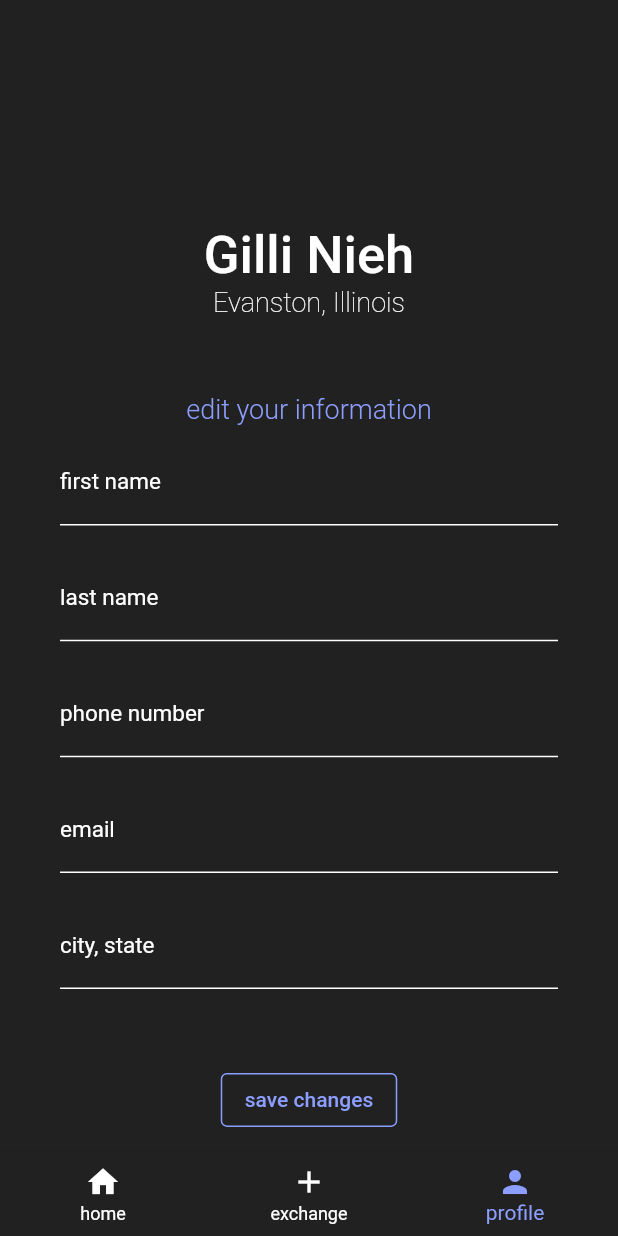
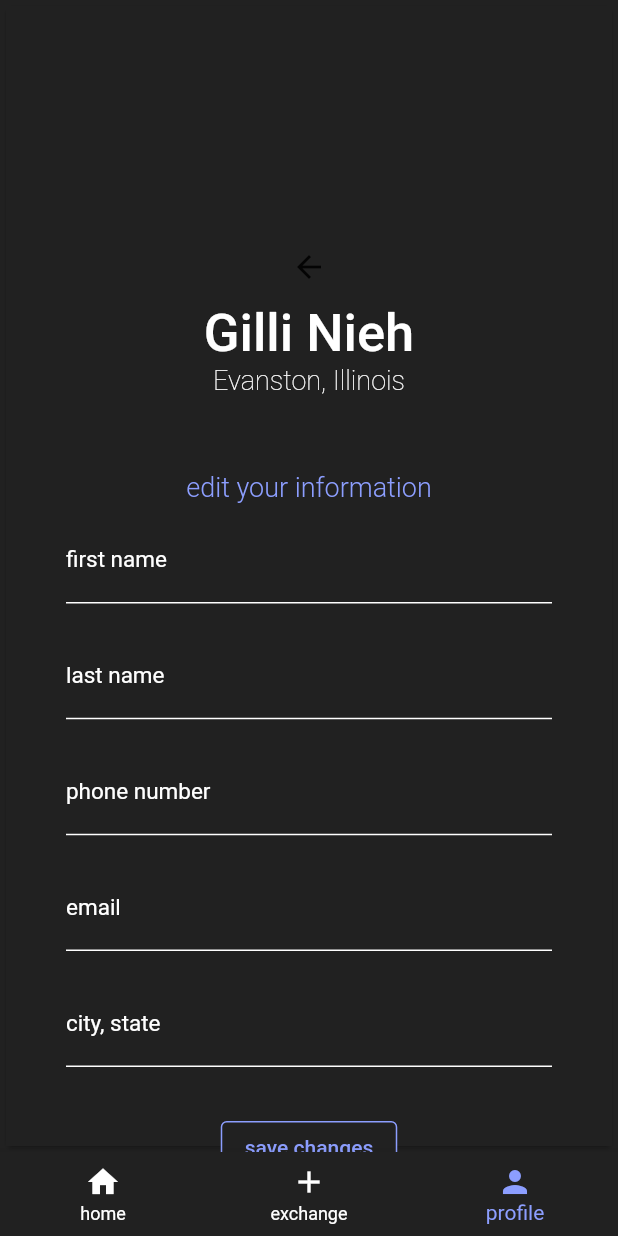
Before and after one commit to gilliannieh/touchtact, a Flutter app: the screen it shows after launch, item 3 of the bottom bar chosen, after a tap on "save changes", on a phone screen of 412 x 824 dp. Run offline on Flutter 3.47's test engine with Material 2 defaults, Android fonts, the phone set to English and light mode, and no system bars.

Commit message:
updated bugs

```diff
--- a/lib/main.dart
+++ b/lib/main.dart
@@ -25,7 +25,7 @@ class TouchTact extends StatelessWidget {
     // app body
     return MaterialApp(
       home: Scaffold(
-        body: Page(),
+        body: App(),
       ),
       theme: ThemeData(
         scaffoldBackgroundColor: const Color(0XFF212121),
@@ -54,15 +54,15 @@ class TouchTact extends StatelessWidget {
   }
 }
 
-class Page extends StatefulWidget {
-  const Page({super.key});
+class App extends StatefulWidget {
+  const App({super.key});
 
 
   @override
-  State<Page> createState() => _PageState();
+  State<App> createState() => _AppState();
 }
 
-class _PageState extends State<Page> {
+class _AppState extends State<App> {
   int _selectedIndex = 0;
 
   static List<Widget> _widgetOptions = <Widget>[
--- a/lib/pages/profile.dart
+++ b/lib/pages/profile.dart
@@ -1,5 +1,6 @@
 import 'package:flutter/material.dart';
 
+// PAGE
 class ProfilePage extends StatefulWidget {
   const ProfilePage({super.key});
 
@@ -8,11 +9,29 @@ class ProfilePage extends StatefulWidget {
 }
 
 class _ProfilePageState extends State<ProfilePage> {
+  @override
+  Widget build(BuildContext context) {
+    return const Card(
+      child: ProfileForm()
+    );
+  }
+}
+
+// FORM
+class ProfileForm extends StatefulWidget {
+  const ProfileForm({super.key});
+
+  @override
+  State<ProfileForm> createState() => _ProfileFormState();
+}
+
+class _ProfileFormState extends State<ProfileForm> {
   final userFirst = TextEditingController();
   final userLast = TextEditingController();
   final userPhone = TextEditingController();
   final userEmail = TextEditingController();
   final userCity = TextEditingController();
+  final _formKey = GlobalKey<FormState>();
 
   @override
   void dispose() {
@@ -26,10 +45,13 @@ class _ProfilePageState extends State<ProfilePage> {
 
   @override
   Widget build(BuildContext context) {
-    return Scaffold(
-      body: Padding(
+    return Form(
+      key: _formKey,
+      child: Container(
+        color: Colors.grey[900],
         padding: const EdgeInsets.only(top: 150.0, left: 40, right: 40),
         child: Column(children: [
+          BackButton(),
           Text('Gilli Nieh',
               style: TextStyle(
                   color: Colors.white,
@@ -62,7 +84,14 @@ class _ProfilePageState extends State<ProfilePage> {
                 labelStyle: TextStyle(
                   color: Colors.white,
                   fontSize: 15,
-                  )),
+                )
+              ),
+              validator: (value) {
+                if (value == null || value.isEmpty) {
+                  return 'enter your first name';
+                }
+                return null;
+              },
             ),
           ),
           // LAST NAME
@@ -79,7 +108,14 @@ class _ProfilePageState extends State<ProfilePage> {
                 labelStyle: TextStyle(
                   color: Colors.white,
                   fontSize: 15,
-                  )),
+                )
+              ),
+              validator: (value) {
+                if (value == null || value.isEmpty) {
+                  return 'enter your first name';
+                }
+                return null;
+              },
             ),
           ),
           // PHONE NUMBER
@@ -96,7 +132,14 @@ class _ProfilePageState extends State<ProfilePage> {
                   labelStyle: TextStyle(
                     color: Colors.white,
                     fontSize: 15,
-                  )),
+                  )
+              ),
+              validator: (value) {
+                if (value == null || value.isEmpty) {
+                  return 'enter your first name';
+                }
+                return null;
+              },
             ),
           ),
           // EMAIL
@@ -113,7 +156,14 @@ class _ProfilePageState extends State<ProfilePage> {
                 labelStyle: TextStyle(
                   color: Colors.white,
                   fontSize: 15,
-                  )),
+                )
+              ),
+              validator: (value) {
+                if (value == null || value.isEmpty) {
+                  return 'enter your first name';
+                }
+                return null;
+              },
             ),
           ),
           // CITY & STATE
@@ -130,17 +180,32 @@ class _ProfilePageState extends State<ProfilePage> {
                 labelStyle: TextStyle(
                   color: Colors.white,
                   fontSize: 15,
-                  )),
+                )
+              ),
+              validator: (value) {
+                if (value == null || value.isEmpty) {
+                  return 'enter your first name';
+                }
+                return null;
+              },
             ),
           ),
           Padding(
-            padding: const EdgeInsets.only(top: 50.0),
+            padding: const EdgeInsets.only(top: 30.0),
             child: OutlinedButton(
                 style: OutlinedButton.styleFrom(
                     backgroundColor: Colors.grey.shade900,
                     foregroundColor: Colors.indigoAccent.shade100,
                     side: BorderSide(color: Colors.indigoAccent.shade100)),
-                onPressed: () {},
+                onPressed: () {
+                  if (_formKey.currentState!.validate()) {
+                    ScaffoldMessenger.of(context).showSnackBar(
+                      SnackBar(content:
+                        Text('processing...')
+                      )
+                    );
+                  }
+                },
                 child: const Text('save changes')),
           ),
         ]),
--- a/lib/widgets/business_card.dart
+++ b/lib/widgets/business_card.dart
@@ -10,6 +10,7 @@ class BizCard extends StatefulWidget {
 }
 
 class _BizCardState extends State<BizCard> {
+
   @override
   Widget build(BuildContext context) {
     return Card(
@@ -23,22 +24,85 @@ class _BizCardState extends State<BizCard> {
         child: SizedBox(
           width: 350,
           height: 160,
-              child: Column(
+          child: Row(children: [
+            Column(
               mainAxisAlignment: MainAxisAlignment.start,
               crossAxisAlignment: CrossAxisAlignment.start,
-                children: [
-                  Row(
               children: [
               Text(
                 'GILLI NIEH',
                 style: TextStyle(
                   color: Colors.white,
                   fontSize: 25,
-                          fontWeight: FontWeight.w600),
+                  fontWeight: FontWeight.w600
+                ),
+              ),
+              Text(
+                'Evanston, Illinois',
+                style: TextStyle(
+                  color: Colors.white,
+                  fontSize: 15,
+                  height: 1.5,
+                ),
               ),
               Padding(
-                        padding: const EdgeInsets.only(left: 130),
-                        child: SizedBox(
+                padding: EdgeInsets.only(top: 70),
+                child: Row(
+                  children: [
+                    SizedBox(
+                      width: 20,
+                      child: Align(
+                        alignment: Alignment.topLeft,
+                        child: Icon(
+                          Icons.phone,
+                          color: Colors.white,
+                          size: 15
+                        ),
+                      )
+                    ),
+                    Text(
+                      '(650) 823-1821',
+                      style: TextStyle(
+                        color: Colors.white,
+                        fontSize: 12
+                      )
+                    )
+                  ]
+                )
+              ),
+              Padding(
+                padding: EdgeInsets.only(top: 5.0),
+                child: Row(
+                  children: [
+                    SizedBox(
+                      width: 20,
+                      child: Align(
+                        alignment: Alignment.topLeft,
+                        child: Icon(
+                          Icons.mail,
+                          color: Colors.white,
+                          size: 15
+                        ),
+                      )
+                    ),
+                    Text(
+                      'gilliannieh@gmail.com',
+                      style: TextStyle(
+                        color: Colors.white,
+                        fontSize: 12
+                      )
+                    )
+                  ]
+                )
+              ),
+            ]),
+            Padding(
+              padding: const EdgeInsets.only(left: 120),
+              child: Column(
+                mainAxisAlignment: MainAxisAlignment.end,
+                crossAxisAlignment: CrossAxisAlignment.end,
+                children: [
+                  SizedBox(
                     height: 30,
                     width: 30,
                     child: Container(
@@ -60,67 +124,13 @@ class _BizCardState extends State<BizCard> {
                       ),
                     ),
                   ),
-                      )
                 ]
               ),
-                  Text(
-                    'Evanston, Illinois',
-                    style: TextStyle(
-                      color: Colors.white,
-                      fontSize: 15,
-                      height: 1.5,
-                    ),
-                  ),
-                  Padding(
-                      padding: EdgeInsets.only(top: 50),
-                      child: Row(
-                        children: [
-                          SizedBox(
-                            width: 20,
-                            child: Align(
-                              alignment: Alignment.topLeft,
-                              child:
-                                Icon(
-                                  Icons.phone,
-                                  color: Colors.white,
-                                  size: 15
+            )
+          ]),
         ),
       )
-                          ),
-                          SizedBox(
-                            //width: 250,
-                            child: Text(
-                              '(650) 823-1821',
-                              style: TextStyle(
-                                color: Colors.white,
-                                fontSize: 12
-                              )
-                            )
-                          ),
-                  ])),
-                  Padding(
-                      padding: EdgeInsets.only(top: 5.0),
-                      child: Row(
-                        children: [
-                          SizedBox(
-                            width: 20,
-                            child: Align(
-                              alignment: Alignment.topLeft,
-                              child:
-                              Icon(Icons.mail, color: Colors.white, size: 15),
-                            )
-                          ),
-                          SizedBox(
-                            width: 210,
-                            child: Text('gilliannieh@gmail.com',
-                              style:
-                                TextStyle(color: Colors.white, fontSize: 12)
-                            ),
-                          ),
-                  ])),
-                ],
-              )),
-        ));
+    );
   }
   void _navigateToProfile(BuildContext context) {
     Navigator.of(context).push(MaterialPageRoute(builder: (context) => ProfilePage()));
--- a/lib/widgets/connection_popup.dart
+++ b/lib/widgets/connection_popup.dart
@@ -1,6 +1,7 @@
 import 'package:flutter/material.dart';
 import 'package:touchtact/data/connections_data.dart';
-import 'package:url_launcher/url_launcher.dart';
+//import 'package:url_launcher/url_launcher.dart';
+
 
 class ConnectionPopup extends StatefulWidget {
   ConnectionPopup({super.key});
@@ -97,7 +98,8 @@ class _ConnectionPopupState extends State<ConnectionPopup> {
                               ),
                             )
                           ),
-                          Text('b4q5o7@u.northwestern.edu',
+                          Text(
+                            'b4q5o7@u.northwestern.edu',
                             style: TextStyle(
                               color: Colors.white,
                               fontSize: 15
--- a/pubspec.yaml
+++ b/pubspec.yaml
@@ -16,7 +16,8 @@ dependencies:
   tailwind_colors: ^0.3.1
   english_words: ^4.0.0
   provider: ^6.0.0
-  url_launcher: ^6.1.11
+  font_awesome_flutter: ^8.8.1
+
 
 dev_dependencies:
   flutter_test:
```
Also changed, not shown: lib/pages/signup.dart (+15 -5 lines), pubspec.lock, 8 other files. Lines whose indentation alone changed are shown as unchanged.
